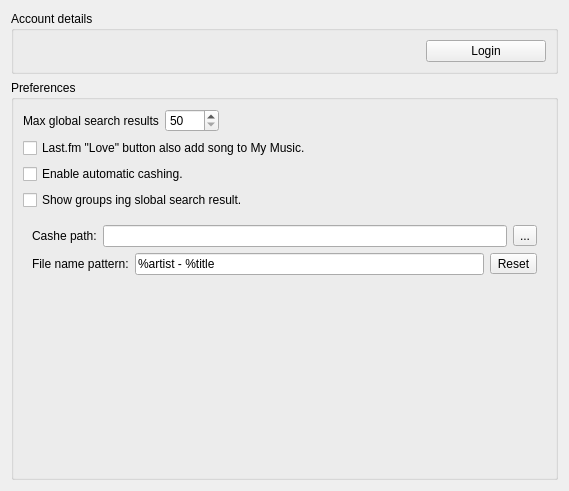
First picture: the form in src/internet/vksettingspage.ui, repository Pulfer/clementine-vkservice, before the edit.
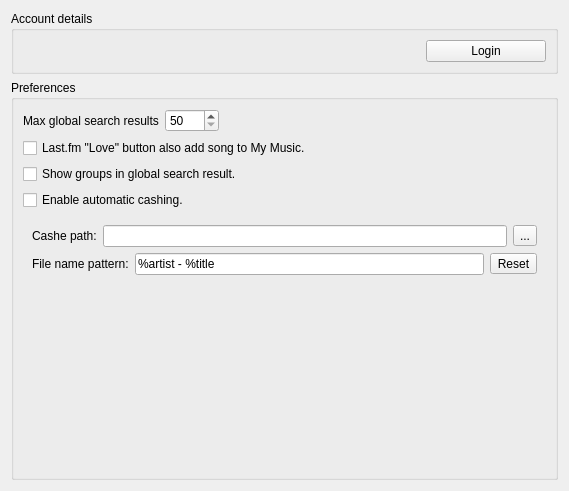
Second picture: the form after the edit. Icons and pictures are not drawn.

Commit message: Fix some mistakes in VkSettingsPage UI

The edit to the form file:
```diff
--- a/src/internet/vksettingspage.ui
+++ b/src/internet/vksettingspage.ui
@@ -104,16 +104,16 @@
        </widget>
       </item>
       <item>
-       <widget class="QCheckBox" name="enable_caching">
+       <widget class="QCheckBox" name="groups_in_global_search">
         <property name="text">
-         <string>Enable automatic cashing.</string>
+         <string>Show groups in global search result.</string>
         </property>
        </widget>
       </item>
       <item>
-       <widget class="QCheckBox" name="groups_in_global_search">
+       <widget class="QCheckBox" name="enable_caching">
         <property name="text">
-         <string>Show groups ing slobal search result.</string>
+         <string>Enable automatic cashing.</string>
         </property>
        </widget>
       </item>
```
